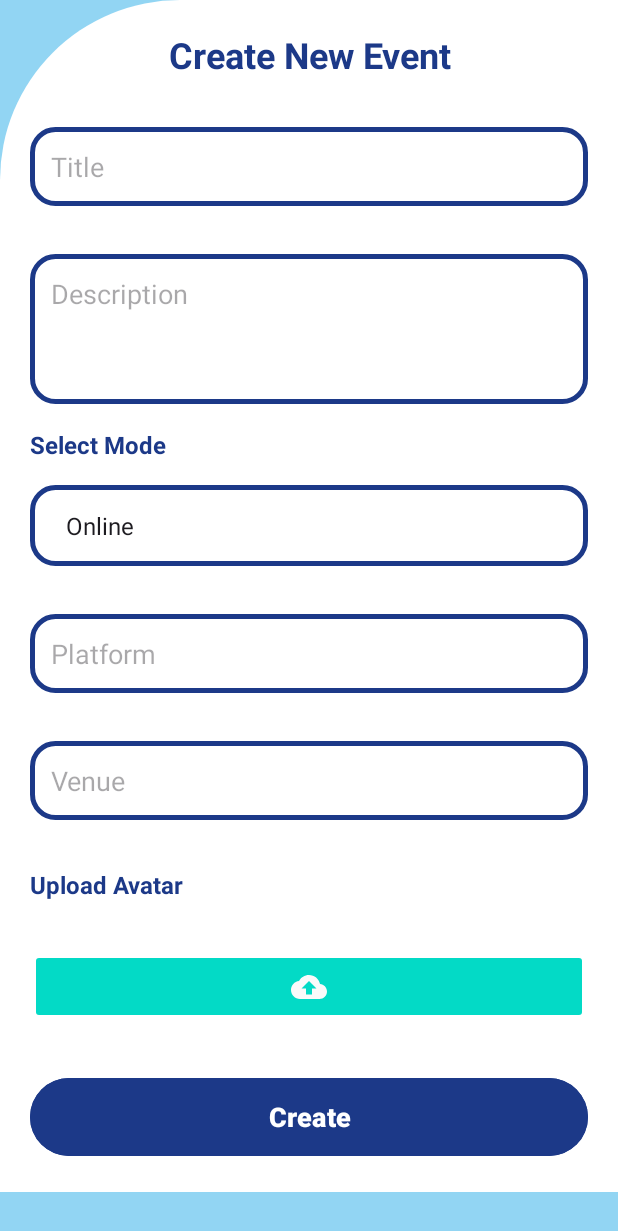
After one commit to assignment-sets/sih2024_alumni, an Android app: the CreateEventPostFormScreen screen opened directly, with no data from a screen before it, on a phone screen of 412 x 824 dp. The commit adds this screen. Shown: the top 1231 px of the screen. Run offline under Robolectric (Android 15) with nearby library versions, the phone set to English and light mode, and no system bars; our stand-ins replace Firebase (no records; nobody signed in at launch, a user with empty details on screens opened directly).

Commit message:
added the event upload form and connected backend with it and some changes in navigation

```diff
--- /dev/null
+++ b/app/src/main/java/com/example/alumnihub/activities/CreateEventPostFormScreen.java
@@ -0,0 +1,231 @@
+package com.example.alumnihub.activities;
+
+import android.content.Intent;
+import android.net.Uri;
+import android.os.Bundle;
+import android.util.Log;
+import android.view.View;
+import android.widget.ArrayAdapter;
+import android.widget.Button;
+import android.widget.EditText;
+import android.widget.ImageButton;
+import android.widget.Spinner;
+import android.widget.TextView;
+import android.widget.Toast;
+
+import androidx.activity.EdgeToEdge;
+import androidx.activity.result.ActivityResultLauncher;
+import androidx.activity.result.contract.ActivityResultContracts;
+import androidx.appcompat.app.AppCompatActivity;
+import androidx.core.graphics.Insets;
+import androidx.core.view.ViewCompat;
+import androidx.core.view.WindowInsetsCompat;
+
+import com.example.alumnihub.R;
+import com.example.alumnihub.backend_services.firebase_auth.AuthServices;
+import com.example.alumnihub.backend_services.firestore_db.EventServicesDB;
+import com.example.alumnihub.backend_services.firestore_db.PostServicesDB;
+import com.example.alumnihub.backend_services.firebase_storage.StorageServices;
+import com.example.alumnihub.backend_services.firestore_db.UserServicesDB;
+import com.example.alumnihub.data_models.Event;
+import com.example.alumnihub.data_models.Post;
+import com.example.alumnihub.utils.ImagePickerUtil;
+import com.example.alumnihub.utils.ValidationUtils;
+import com.google.android.gms.tasks.Task;
+import com.google.android.gms.tasks.Tasks;
+import com.google.firebase.auth.FirebaseUser;
+
+import java.util.ArrayList;
+import java.util.Date;
+import java.util.List;
+
+public class CreateEventPostFormScreen extends AppCompatActivity {
+
+    private EditText title, description, platform, venue;
+    private TextView avatarUrlLabel;
+    private Spinner modeSpinner;
+    private ImageButton uploadAvatarButton;
+    private Button submitButton;
+    private Uri avatarUri = null;
+    private String avatarUrl = null;
+    private FirebaseUser currentUser;
+
+    @Override
+    protected void onCreate(Bundle savedInstanceState) {
+        super.onCreate(savedInstanceState);
+        EdgeToEdge.enable(this);
+        setContentView(R.layout.activity_create_event_post_form_screen);
+
+//          Set proper window view padding
+//        View rootView = findViewById(android.R.id.content);
+//        ViewCompat.setOnApplyWindowInsetsListener(rootView, (v, insets) -> {
+//            Insets systemInsets = insets.getInsets(WindowInsetsCompat.Type.systemBars());
+//            v.setPadding(systemInsets.left, systemInsets.top, systemInsets.right, systemInsets.bottom);
+//            return WindowInsetsCompat.CONSUMED;
+//        });
+
+        AuthServices authService = new AuthServices();
+        currentUser = authService.getCurrentUser();
+
+        // Initialize views
+        title = findViewById(R.id.title);
+        description = findViewById(R.id.description);
+        modeSpinner = findViewById(R.id.mode_spinner);
+        platform = findViewById(R.id.platform);
+        venue = findViewById(R.id.venue);
+        uploadAvatarButton = findViewById(R.id.upload_avatar_btn);
+        submitButton = findViewById(R.id.submit_btn);
+        avatarUrlLabel = findViewById(R.id.avatar_url_label);
+
+        // Populate mode spinner
+        populateModeSpinner();
+
+        // Set click listener for upload avatar button
+        setUploadAvatarButtonListener();
+
+        // Set click listener for submit button
+        submitButton.setOnClickListener(v -> handleSubmit());
+    }
+
+    private void populateModeSpinner() {
+        List<String> modeOptions = new ArrayList<>();
+        modeOptions.add("Online");
+        modeOptions.add("Offline");
+        ArrayAdapter<String> modeAdapter = new ArrayAdapter<>(this, android.R.layout.simple_spinner_item, modeOptions);
+        modeAdapter.setDropDownViewResource(android.R.layout.simple_spinner_dropdown_item);
+        modeSpinner.setAdapter(modeAdapter);
+    }
+
+    private void setUploadAvatarButtonListener() {
+        ActivityResultLauncher<Intent> avatarLauncher = registerForActivityResult(
+                new ActivityResultContracts.StartActivityForResult(),
+                result -> {
+                    if (result.getResultCode() == RESULT_OK && result.getData() != null) {
+                        avatarUri = ImagePickerUtil.getUploadedImageUri(result.getData());
+                        String fileName = ImagePickerUtil.getFileName(this, avatarUri);
+                        avatarUrlLabel.setText(fileName); // Set the file name to the avatar URL label
+                    }
+                });
+
+        uploadAvatarButton.setOnClickListener(v -> ImagePickerUtil.requestImageFromGallery(this, avatarLauncher));
+    }
+
+    private void handleSubmit() {
+        String titleValue = title.getText().toString().trim();
+        String descriptionValue = description.getText().toString().trim();
+        String modeValue = modeSpinner.getSelectedItem().toString();
+        String platformValue = platform.getText().toString().trim();
+        String venueValue = venue.getText().toString().trim();
+
+        if (!ValidationUtils.isValidTitle(titleValue)) {
+            showToast("Invalid title.");
+            return;
+        }
+        if (!ValidationUtils.isValidDescription(descriptionValue)) {
+            showToast("Invalid description.");
+            return;
+        }
+        if (!ValidationUtils.isValidMode(modeValue)) {
+            showToast("Invalid mode.");
+            return;
+        }
+        if (!ValidationUtils.isValidPlatform(platformValue)) {
+            showToast("Invalid platform.");
+            return;
+        }
+        if (!ValidationUtils.isValidVenue(venueValue)) {
+            showToast("Invalid venue.");
+            return;
+        }
+
+        PostServicesDB postServicesDB = new PostServicesDB();
+        EventServicesDB eventServicesDB = new EventServicesDB();
+        UserServicesDB userServicesDB = new UserServicesDB();
+        String postId = postServicesDB.generateUniquePostId();
+        String eventId = eventServicesDB.generateUniqueEventId();
+
+        StorageServices storageServices = new StorageServices();
+        String avatarPath = "/posts/event_avatars/" + eventId;
+
+        // Upload avatar if available
+        Task<Uri> avatarUploadTask = Tasks.forResult(null);
+        if (avatarUri != null) {
+            avatarUploadTask = storageServices.uploadFile(avatarUri, avatarPath)
+                    .continueWithTask(task -> {
+                        if (task.isSuccessful()) {
+                            return storageServices.getDownloadUrl(avatarPath);
+                        } else {
+                            throw task.getException();
+                        }
+                    });
+        }
+
+        // Wait for avatar upload to complete
+        avatarUploadTask.addOnCompleteListener(task -> {
+            if (task.isSuccessful()) {
+                avatarUrl = task.getResult() != null ? task.getResult().toString() : null;
+
+                // Create post object
+                Post post = new Post(postId, "event", currentUser.getUid());
+
+                // Add post to Firestore
+                postServicesDB.addPost(post)
+                        .addOnSuccessListener(aVoid -> {
+                            // Create event object
+                            Event event = new Event(avatarUrl, descriptionValue, eventId, modeValue, platformValue, postId, titleValue, venueValue);
+
+                            // Add event to Firestore
+                            eventServicesDB.addEvent(event)
+                                    .addOnSuccessListener(aVoid1 -> {
+                                        // Fetch current user
+                                        userServicesDB.getUser(currentUser.getUid())
+                                                .addOnSuccessListener(user -> {
+                                                    if (user != null) {
+                                                        // Add new post ID to user's posts
+                                                        List<String> userPosts = user.getPosts();
+                                                        if (userPosts == null) {
+                                                            userPosts = new ArrayList<>();
+                                                        }
+                                                        userPosts.add(postId);
+                                                        user.setPosts(userPosts);
+
+                                                        // Update user in Firestore
+                                                        userServicesDB.updateUser(currentUser.getUid(), user)
+                                                                .addOnSuccessListener(aVoid2 -> {
+                                                                    showToast("Event created successfully.");
+                                                                    finish();
+                                                                })
+                                                                .addOnFailureListener(e -> {
+                                                                    Log.e("UserUpdateError", "Error updating user", e);
+                                                                    showToast("Error updating user.");
+                                                                });
+                                                    } else {
+                                                        Log.e("UserFetchError", "User not found.");
+                                                        showToast("User not found.");
+                                                    }
+                                                })
+                                                .addOnFailureListener(e -> {
+                                                    Log.e("UserFetchError", "Error fetching user", e);
+                                                    showToast("Error fetching user.");
+                                                });
+                                    })
+                                    .addOnFailureListener(e -> {
+                                        Log.e("EventCreationError", "Error creating event", e);
+                                        showToast("Error creating event.");
+                                    });
+                        })
+                        .addOnFailureListener(e -> {
+                            Log.e("PostCreationError", "Error creating post", e);
+                            showToast("Error creating post.");
+                        });
+            } else {
+                Log.e("Storage", "Failed to upload avatar", task.getException());
+                showToast("Failed to upload avatar.");
+            }
+        });
+    }
+
+    private void showToast(String message) {
+        Toast.makeText(CreateEventPostFormScreen.this, message, Toast.LENGTH_SHORT).show();
+    }
+}
--- a/app/src/main/java/com/example/alumnihub/data_models/User.java
+++ b/app/src/main/java/com/example/alumnihub/data_models/User.java
@@ -2,6 +2,7 @@ package com.example.alumnihub.data_models;
 
 import com.google.firebase.firestore.PropertyName;
 
+import java.util.ArrayList;
 import java.util.List;
 
 public class User {
@@ -38,7 +39,7 @@ public class User {
         this.isComplete = false;
         this.isVerified = false;
         this.pfPicUrl = null;
-        this.posts = null;
+        this.posts = new ArrayList<>();
         this.type = null;
         this.userId = null;
         this.userName = null;
--- a/app/src/main/res/layout/activity_additional_details_form_screen.xml
+++ b/app/src/main/res/layout/activity_additional_details_form_screen.xml
@@ -9,7 +9,7 @@
 
     <androidx.constraintlayout.widget.ConstraintLayout
         android:layout_width="match_parent"
-        android:layout_height="wrap_content"
+        android:layout_height="match_parent"
         android:background="@drawable/bg_login"
         android:padding="20dp">
 
--- /dev/null
+++ b/app/src/main/res/layout/activity_create_event_post_form_screen.xml
@@ -0,0 +1,152 @@
+<?xml version="1.0" encoding="utf-8"?>
+<ScrollView xmlns:android="http://schemas.android.com/apk/res/android"
+    xmlns:app="http://schemas.android.com/apk/res-auto"
+    xmlns:tools="http://schemas.android.com/tools"
+    android:layout_width="match_parent"
+    android:layout_height="match_parent"
+    android:background="@color/bgSplashScreen"
+    tools:context=".activities.CreateEventPostFormScreen">
+
+    <androidx.constraintlayout.widget.ConstraintLayout
+        android:layout_width="match_parent"
+        android:layout_height="match_parent"
+        android:background="@drawable/bg_login"
+        android:padding="20dp">
+
+        <!-- Heading -->
+        <TextView
+            android:id="@+id/heading"
+            android:layout_width="0dp"
+            android:layout_height="wrap_content"
+            android:layout_marginBottom="24dp"
+            android:gravity="center"
+            android:text="Create New Event"
+            android:textColor="@color/darkBlue"
+            android:textSize="24sp"
+            android:textStyle="bold"
+            app:layout_constraintEnd_toEndOf="parent"
+            app:layout_constraintStart_toStartOf="parent"
+            app:layout_constraintTop_toTopOf="parent" />
+
+        <!-- Title -->
+        <EditText
+            android:id="@+id/title"
+            android:layout_width="0dp"
+            android:layout_height="wrap_content"
+            android:layout_marginTop="32dp"
+            android:background="@drawable/textfields_background"
+            android:hint="Title"
+            android:inputType="text"
+            android:maxLines="1"
+            app:layout_constraintEnd_toEndOf="parent"
+            app:layout_constraintStart_toStartOf="parent"
+            app:layout_constraintTop_toBottomOf="@id/heading" />
+
+        <!-- Description -->
+        <EditText
+            android:id="@+id/description"
+            android:layout_width="0dp"
+            android:layout_height="100dp"
+            android:layout_marginTop="32dp"
+            android:background="@drawable/textfields_background"
+            android:gravity="top"
+            android:hint="Description"
+            android:inputType="textMultiLine"
+            app:layout_constraintEnd_toEndOf="parent"
+            app:layout_constraintStart_toStartOf="parent"
+            app:layout_constraintTop_toBottomOf="@id/title" />
+
+        <!-- Mode Spinner -->
+        <TextView
+            android:id="@+id/mode_label"
+            android:layout_width="0dp"
+            android:layout_height="wrap_content"
+            android:layout_marginTop="16dp"
+            android:text="Select Mode"
+            android:textColor="@color/darkBlue"
+            android:textSize="16sp"
+            android:textStyle="bold"
+            app:layout_constraintEnd_toEndOf="parent"
+            app:layout_constraintStart_toStartOf="parent"
+            app:layout_constraintTop_toBottomOf="@id/description" />
+
+        <Spinner
+            android:id="@+id/mode_spinner"
+            android:layout_width="0dp"
+            android:layout_height="wrap_content"
+            android:layout_marginTop="16dp"
+            android:background="@drawable/textfields_background"
+            android:padding="16dp"
+            app:layout_constraintEnd_toEndOf="parent"
+            app:layout_constraintStart_toStartOf="parent"
+            app:layout_constraintTop_toBottomOf="@id/mode_label" />
+
+        <!-- Platform -->
+        <EditText
+            android:id="@+id/platform"
+            android:layout_width="0dp"
+            android:layout_height="wrap_content"
+            android:layout_marginTop="32dp"
+            android:background="@drawable/textfields_background"
+            android:hint="Platform"
+            android:inputType="text"
+            android:maxLines="1"
+            app:layout_constraintEnd_toEndOf="parent"
+            app:layout_constraintStart_toStartOf="parent"
+            app:layout_constraintTop_toBottomOf="@id/mode_spinner" />
+
+        <!-- Venue -->
+        <EditText
+            android:id="@+id/venue"
+            android:layout_width="0dp"
+            android:layout_height="wrap_content"
+            android:layout_marginTop="32dp"
+            android:background="@drawable/textfields_background"
+            android:hint="Venue"
+            android:inputType="text"
+            android:maxLines="1"
+            app:layout_constraintEnd_toEndOf="parent"
+            app:layout_constraintStart_toStartOf="parent"
+            app:layout_constraintTop_toBottomOf="@id/platform" />
+
+        <!-- Avatar URL -->
+        <TextView
+            android:id="@+id/avatar_url_label"
+            android:layout_width="0dp"
+            android:layout_height="wrap_content"
+            android:layout_marginTop="32dp"
+            android:text="Upload Avatar"
+            android:textColor="@color/darkBlue"
+            android:textSize="16sp"
+            android:textStyle="bold"
+            app:layout_constraintEnd_toEndOf="parent"
+            app:layout_constraintStart_toStartOf="parent"
+            app:layout_constraintTop_toBottomOf="@id/venue" />
+
+        <ImageButton
+            android:id="@+id/upload_avatar_btn"
+            android:layout_width="0dp"
+            android:layout_height="50dp"
+            android:layout_marginTop="32dp"
+            android:backgroundTint="@color/design_default_color_secondary"
+            android:contentDescription="upload_avatar"
+            android:src="@drawable/baseline_cloud_upload_24"
+            app:layout_constraintEnd_toEndOf="parent"
+            app:layout_constraintStart_toStartOf="parent"
+            app:layout_constraintTop_toBottomOf="@id/avatar_url_label" />
+
+        <!-- Submit Button -->
+        <Button
+            android:id="@+id/submit_btn"
+            android:layout_width="0dp"
+            android:layout_height="60dp"
+            android:layout_marginTop="32dp"
+            android:backgroundTint="@color/darkBlue"
+            android:text="Create"
+            android:textSize="18sp"
+            android:textStyle="bold"
+            app:layout_constraintEnd_toEndOf="parent"
+            app:layout_constraintStart_toStartOf="parent"
+            app:layout_constraintTop_toBottomOf="@id/upload_avatar_btn" />
+    </androidx.constraintlayout.widget.ConstraintLayout>
+</ScrollView>
```
Also changed, not shown: app/src/main/AndroidManifest.xml (+5 -3 lines), app/src/main/java/com/example/alumnihub/activities/AdditionalDetailsFormScreen.java (+6 -6 lines), app/src/main/java/com/example/alumnihub/activities/LoginScreen.java (+23 -1 lines), app/src/main/java/com/example/alumnihub/data_models/UserName.java (+4 -9 lines), app/src/main/java/com/example/alumnihub/utils/ImagePickerUtil.java (+39 -0 lines), app/src/main/java/com/example/alumnihub/utils/ValidationUtils.java (+25 -1 lines), app/src/main/res/layout/activity_sign_up_screen.xml (+21 -21 lines).
